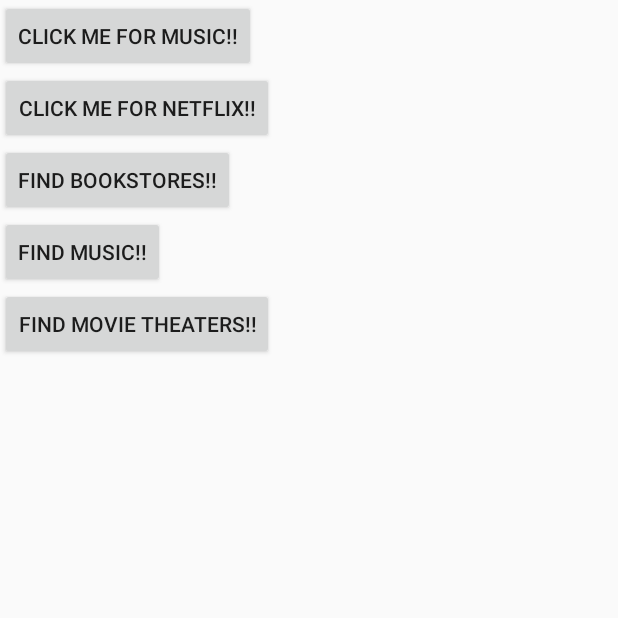
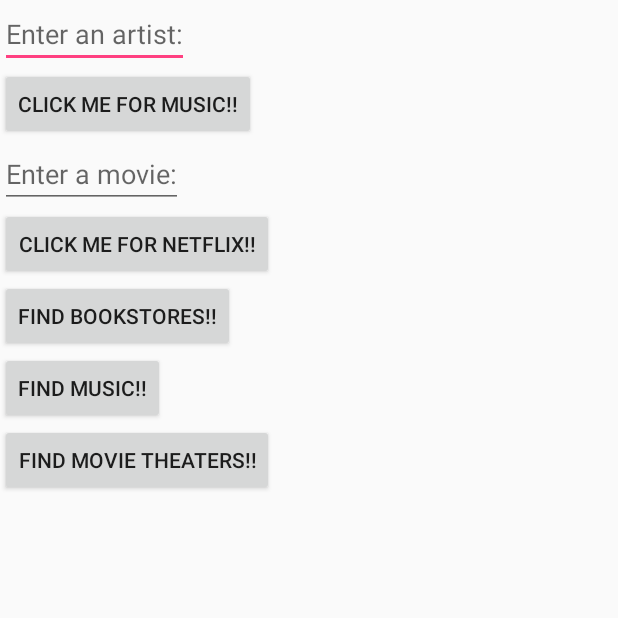
Before and after one commit to nathaliemcgov/recommendMe, an Android app: the screen it shows after launch (PhoneCapability), after a tap on "CLICK ME FOR MUSIC!!", on a phone screen of 412 x 824 dp, the top half of it. Run offline under Robolectric (Android 15) with nearby library versions, the phone set to English and light mode, and no system bars.

```diff
--- a/RecommendMe/app/src/main/java/edu/uw/nmcgov/recommendme/PhoneCapability.java
+++ b/RecommendMe/app/src/main/java/edu/uw/nmcgov/recommendme/PhoneCapability.java
@@ -13,15 +13,15 @@
 import android.util.Log;
 import android.view.View;
 import android.widget.Button;
+import android.widget.EditText;
 import android.widget.Toast;
-//
-//import android.support.v4.app.LoaderManager;
-//import android.support.v4.content.Loader;
+
 
 public class PhoneCapability extends FragmentActivity implements LoaderManager.LoaderCallbacks<String> {
 
     private static final String TAG = "MAIN";
 
+    // different IDs for the API calls
     private static final int BOOKS_ID = 1;
     private static final int MUSIC_ID = 2;
     private static final int MOVIES_ID = 3;
@@ -32,6 +32,7 @@
         super.onCreate(savedInstanceState);
         setContentView(R.layout.phone_capability_buttons);
 
+        // listening for the bookstore button click. Starts API call to yelp for bookstores
         Button bookstoreButton = (Button) findViewById(R.id.findBookstores);
         bookstoreButton.setOnClickListener(new View.OnClickListener() {
             @Override
@@ -48,6 +49,7 @@
             }
         });
 
+        // listening for the music button click. Starts API call to yelp for music
         Button musicButton = (Button) findViewById(R.id.findMusicStores);
         musicButton.setOnClickListener(new View.OnClickListener() {
             @Override
@@ -57,14 +59,13 @@
                 Loader loader = getLoaderManager().getLoader(1);
                 if (loader != null && loader.isReset()) {
                     getLoaderManager().restartLoader(MUSIC_ID, null, PhoneCapability.this);
-                    getLoaderManager().restartLoader(MOVIES_ID, null, PhoneCapability.this);
                 } else {
                     getLoaderManager().restartLoader(MUSIC_ID, null, PhoneCapability.this);
-                    getLoaderManager().restartLoader(MOVIES_ID, null, PhoneCapability.this);
                 }
             }
         });
 
+        // listening for the movie button click. Starts API call to yelp for movie theaters
         Button movieButton = (Button) findViewById(R.id.findMovieTheaters);
         movieButton.setOnClickListener(new View.OnClickListener() {
             @Override
@@ -83,6 +84,8 @@
 
 
 
+    // once the loader is complete, it will call the Yelp class to query for either a
+    // bookstore, latitude or longtitude
     @Override
     public Loader<String> onCreateLoader(int id, Bundle args) {
         Log.v(TAG, "creating loader");
@@ -100,6 +103,7 @@
         }
     }
 
+    // once the onCreateLoader is done, onLoadFinished is called to handle the data returned
     @Override
     public void onLoadFinished(Loader<String> loader, String data) {
         if (data == null) {
@@ -114,7 +118,10 @@
     // currently if they click on a button in the ui, different options will pop up
     public void goToMusic(View v) {
         Log.v(TAG, "sending spotify intent");
-        String artist = "Beyonce"; // hard coded. lol
+
+        EditText movieEntered = (EditText) findViewById(R.id.musicSearchText);
+        String artist = movieEntered.getText().toString();
+
 
         Intent intent = new Intent(MediaStore.INTENT_ACTION_MEDIA_PLAY_FROM_SEARCH);
         //intent.putExtra(MediaStore.EXTRA_MEDIA_FOCUS, "vnd.android.cursor.item/*");
@@ -140,7 +147,10 @@
 //            startActivity(intent);
 
             // I think this will work if the user types in a movie
-            String movieTitle = "Scandal";
+            //String movieTitle = "Scandal";
+
+            EditText movieEntered = (EditText) findViewById(R.id.movieSearchText);
+            String movieTitle = movieEntered.getText().toString();
 
             Intent intent = new Intent(Intent.ACTION_SEARCH);
             intent.setClassName("com.netflix.mediaclient", "com.netflix.mediaclient.ui.search.SearchActivity");
@@ -149,7 +159,7 @@
         }
         catch(Exception e)
         {
-            // netflix app isn't installed, send to website.
+            // netflix app isn't installed, send to website instead.
             Intent intent = new Intent(Intent.ACTION_VIEW);
             intent.setData(Uri.parse(watchUrl));
             startActivity(intent);
@@ -159,9 +169,7 @@
     }
 
 
-
+    // not implemented
     @Override
-    public void onLoaderReset(Loader<String> loader) {
-
-    }
+    public void onLoaderReset(Loader<String> loader) {}
 }
--- a/RecommendMe/app/src/main/res/layout/phone_capability_buttons.xml
+++ b/RecommendMe/app/src/main/res/layout/phone_capability_buttons.xml
@@ -3,12 +3,21 @@
     android:orientation="vertical" android:layout_width="match_parent"
     android:layout_height="match_parent">
 
+    <EditText
+        android:layout_width="wrap_content"
+        android:layout_height="wrap_content"
+        android:id="@+id/musicSearchText"
+        android:hint="@string/music_hint"/>
     <Button
         android:layout_width="wrap_content"
         android:layout_height="wrap_content"
         android:text="Click me for Music!!"
         android:onClick="goToMusic"/>
-
+    <EditText
+        android:layout_width="wrap_content"
+        android:layout_height="wrap_content"
+        android:id="@+id/movieSearchText"
+        android:hint="@string/movie_hint"/>
     <Button
         android:layout_width="wrap_content"
         android:layout_height="wrap_content"
--- a/RecommendMe/app/src/main/res/values/strings.xml
+++ b/RecommendMe/app/src/main/res/values/strings.xml
@@ -1,8 +1,6 @@
 <resources>
     <string name="app_name">RecommendMe</string>
     <string name="title_activity_main">MainActivity</string>
-    <string name="consumer_key"></string>
-    <string name="consumer_secret"></string>
-    <string name="token"></string>
-    <string name="token_secret"></string>
+    <string name="music_hint">Enter an artist:</string>
+    <string name="movie_hint">Enter a movie:</string>
 </resources>
```
Also changed, not shown: RecommendMe/app/src/main/java/edu/uw/nmcgov/recommendme/Yelp.java (+9 -11 lines).
